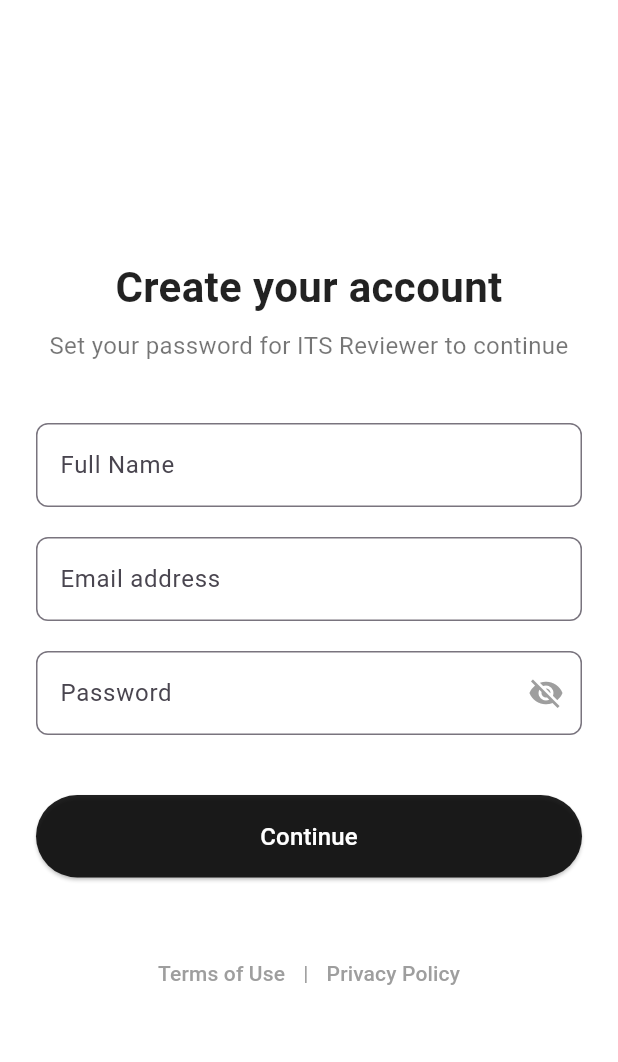
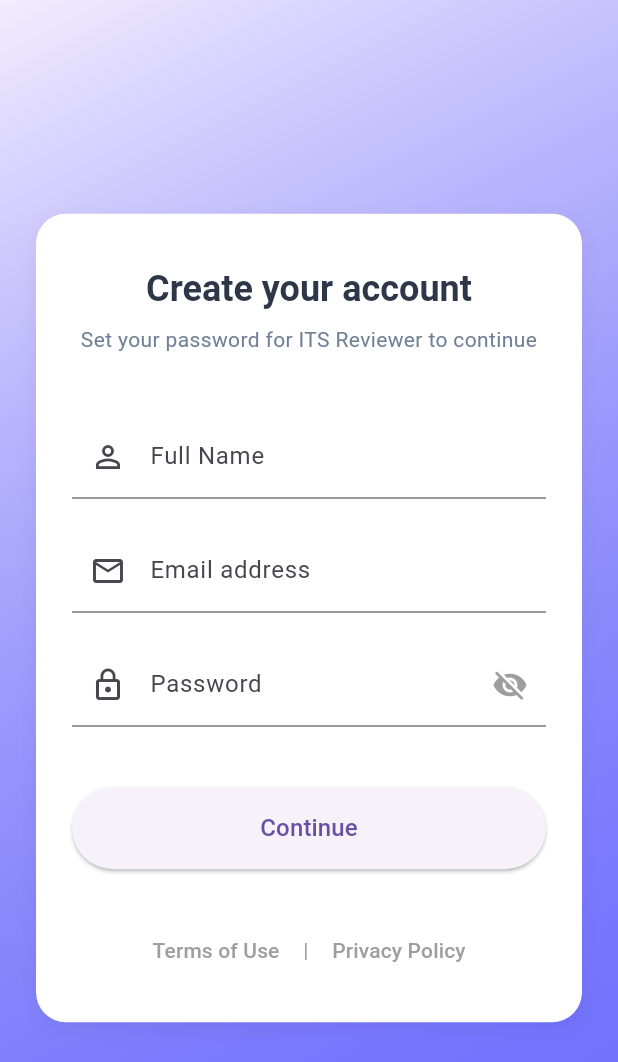
Before and after one commit to Dev-Aziii/QuizApp, a Flutter app: the screen it shows after launch, after a tap on "Sign In", after a tap on "Don't have an account? Register", on a phone screen of 412 x 824 dp. Shown: the top 1062 px of the screen. Run offline on Flutter 3.47's test engine with Material 3 defaults, Android fonts, the phone set to English and light mode, and no system bars; our stand-ins replace cloud_firestore, firebase_auth, firebase_core, flutter_animate, google_fonts, google_sign_in and 1 more; accounts and stored records are empty.

Commit message:
feat(ui): redesign login and register screens with themed gradient and modern card layout

```diff
--- a/lib/auth/login.dart
+++ b/lib/auth/login.dart
@@ -2,6 +2,7 @@ import 'package:flutter/material.dart';
 import 'package:cloud_firestore/cloud_firestore.dart';
 import 'package:itsreviewer_app/auth/auth.dart';
 import 'package:itsreviewer_app/auth/register.dart';
+import 'package:itsreviewer_app/theme/theme.dart';
 
 class LoginPage extends StatefulWidget {
   const LoginPage({super.key});
@@ -21,16 +22,21 @@ class _LoginPageState extends State<LoginPage> {
 
   // --- Google Sign-In ---
   Future<void> _handleGoogleSignIn() async {
+    try {
       setState(() => _isLoading = true);
-
       final user = await _authService.signInWithGoogle();
-
       setState(() => _isLoading = false);
 
-    if (user != null) {
+      if (user == null) {
+        _showSnackBar("Google Sign-In cancelled.");
+        return;
+      }
+
       await _navigateBasedOnRole(user.uid);
-    } else {
-      _showSnackBar("Google Sign-In failed.");
+    } catch (e) {
+      setState(() => _isLoading = false);
+      _showSnackBar("An error occurred during Google Sign-In.");
+      debugPrint("Google Sign-In Error: $e");
     }
   }
 
@@ -39,12 +45,10 @@ class _LoginPageState extends State<LoginPage> {
     if (!_formKey.currentState!.validate()) return;
 
     setState(() => _isLoading = true);
-
     final user = await _authService.signInWithEmail(
       _emailController.text.trim(),
       _passwordController.text.trim(),
     );
-
     setState(() => _isLoading = false);
 
     if (user != null) {
@@ -67,7 +71,6 @@ class _LoginPageState extends State<LoginPage> {
     }
 
     final role = doc['role'];
-
     if (role == 'admin') {
       Navigator.pushReplacementNamed(context, '/adminDashboard');
     } else {
@@ -77,45 +80,78 @@ class _LoginPageState extends State<LoginPage> {
 
   // --- SnackBar helper ---
   void _showSnackBar(String message) {
-    ScaffoldMessenger.of(
-      context,
-    ).showSnackBar(SnackBar(content: Text(message)));
+    ScaffoldMessenger.of(context).showSnackBar(
+      SnackBar(
+        content: Text(message),
+        behavior: SnackBarBehavior.floating,
+        backgroundColor: AppTheme.primaryColor,
+      ),
+    );
   }
 
   @override
   Widget build(BuildContext context) {
     return Scaffold(
-      backgroundColor: Colors.white,
-      body: SafeArea(
+      body: Container(
+        width: double.infinity,
+        decoration: const BoxDecoration(
+          gradient: LinearGradient(
+            colors: [Color.fromARGB(11, 0, 4, 244), AppTheme.primaryColor],
+            begin: Alignment.topCenter,
+            end: Alignment.bottomCenter,
+          ),
+        ),
+        child: SafeArea(
+          child: Center(
             child: SingleChildScrollView(
-          padding: const EdgeInsets.symmetric(horizontal: 24, vertical: 48),
+              padding: const EdgeInsets.all(24),
               child: Column(
+                mainAxisAlignment: MainAxisAlignment.center,
                 children: [
-              Image.asset("assets/applogo.png", height: 120),
+                  Hero(
+                    tag: 'appLogo',
+                    child: Image.asset("assets/applogo.png", height: 100),
+                  ),
                   const SizedBox(height: 24),
-              const Text(
-                "Welcome to ITS Reviewer",
-                style: TextStyle(fontSize: 24, fontWeight: FontWeight.bold),
+
+                  Text(
+                    "Welcome Back!",
+                    style: Theme.of(context).textTheme.headlineSmall?.copyWith(
+                      fontWeight: FontWeight.bold,
+                      color: Colors.white,
+                    ),
                   ),
                   const SizedBox(height: 8),
-              const Text(
-                "Sign in to continue",
-                style: TextStyle(fontSize: 16, color: Colors.black54),
+                  Text(
+                    "Sign in to continue to ITS Reviewer",
+                    style: Theme.of(
+                      context,
+                    ).textTheme.bodyMedium?.copyWith(color: Colors.white),
                   ),
                   const SizedBox(height: 32),
 
-              // --- Email/Password Form ---
-              Form(
+                  Container(
+                    padding: const EdgeInsets.all(24),
+                    decoration: BoxDecoration(
+                      color: AppTheme.cardColor,
+                      borderRadius: BorderRadius.circular(20),
+                      boxShadow: [
+                        BoxShadow(
+                          color: Colors.black12.withOpacity(0.1),
+                          blurRadius: 10,
+                          offset: const Offset(0, 5),
+                        ),
+                      ],
+                    ),
+                    child: Form(
                       key: _formKey,
                       child: Column(
                         children: [
                           TextFormField(
                             controller: _emailController,
-                      decoration: InputDecoration(
+                            decoration: const InputDecoration(
                               labelText: "Email",
-                        border: OutlineInputBorder(
-                          borderRadius: BorderRadius.circular(8),
-                        ),
+                              prefixIcon: Icon(Icons.email_outlined),
                             ),
                             validator: (value) =>
                                 value!.isEmpty ? "Please enter email" : null,
@@ -124,38 +160,51 @@ class _LoginPageState extends State<LoginPage> {
                           const SizedBox(height: 16),
                           TextFormField(
                             controller: _passwordController,
-                      decoration: InputDecoration(
+                            obscureText: true,
+                            decoration: const InputDecoration(
                               labelText: "Password",
-                        border: OutlineInputBorder(
-                          borderRadius: BorderRadius.circular(8),
+                              prefixIcon: Icon(Icons.lock_outline),
                             ),
-                      ),
-                      obscureText: true,
                             validator: (value) =>
                                 value!.isEmpty ? "Please enter password" : null,
                           ),
-                    const SizedBox(height: 16),
+                          const SizedBox(height: 24),
+
+                          // --- Sign In Button ---
                           SizedBox(
                             width: double.infinity,
                             child: ElevatedButton(
                               onPressed: _isLoading ? null : _handleEmailSignIn,
                               style: ElevatedButton.styleFrom(
-                          padding: const EdgeInsets.symmetric(vertical: 14),
+                                backgroundColor: AppTheme.primaryColor,
+                                padding: const EdgeInsets.symmetric(
+                                  vertical: 14,
+                                ),
                                 shape: RoundedRectangleBorder(
-                            borderRadius: BorderRadius.circular(30),
+                                  borderRadius: BorderRadius.circular(12),
                                 ),
                               ),
                               child: _isLoading
-                            ? const CircularProgressIndicator(
+                                  ? const SizedBox(
+                                      width: 24,
+                                      height: 24,
+                                      child: CircularProgressIndicator(
                                         color: Colors.white,
+                                        strokeWidth: 2.5,
+                                      ),
                                     )
                                   : const Text(
                                       "Sign In",
-                                style: TextStyle(fontSize: 16),
+                                      style: TextStyle(
+                                        fontSize: 16,
+                                        color: Colors.white,
                                       ),
                                     ),
                             ),
-                    const SizedBox(height: 8),
+                          ),
+                          const SizedBox(height: 12),
+
+                          // --- Register Link ---
                           TextButton(
                             onPressed: () {
                               Navigator.push(
@@ -165,44 +214,67 @@ class _LoginPageState extends State<LoginPage> {
                                 ),
                               );
                             },
-                      child: const Text("Don't have an account? Register"),
+                            child: const Text(
+                              "Don't have an account? Register",
+                              style: TextStyle(
+                                color: AppTheme.textPrimaryColor,
+                                fontWeight: FontWeight.w500,
+                              ),
+                            ),
                           ),
                         ],
                       ),
                     ),
+                  ),
 
                   const SizedBox(height: 32),
+
                   Row(
                     children: const [
-                  Expanded(child: Divider(thickness: 1, color: Colors.grey)),
+                      Expanded(
+                        child: Divider(thickness: 1, color: Colors.white54),
+                      ),
                       Padding(
                         padding: EdgeInsets.symmetric(horizontal: 8),
-                    child: Text("Or"),
+                        child: Text(
+                          "Or",
+                          style: TextStyle(color: Colors.white),
                         ),
-                  Expanded(child: Divider(thickness: 1, color: Colors.grey)),
+                      ),
+                      Expanded(
+                        child: Divider(thickness: 1, color: Colors.white54),
+                      ),
                     ],
                   ),
-              const SizedBox(height: 16),
+                  const SizedBox(height: 20),
 
-              // --- Google Sign-In Button ---
+                  // --- Google Sign-In ---
                   SizedBox(
                     width: double.infinity,
                     child: ElevatedButton.icon(
                       onPressed: _isLoading ? null : _handleGoogleSignIn,
                       icon: Image.asset("assets/google.png", height: 24),
                       label: _isLoading
-                      ? const CircularProgressIndicator(color: Colors.white)
+                          ? const SizedBox(
+                              width: 20,
+                              height: 20,
+                              child: CircularProgressIndicator(
+                                color: Colors.black,
+                                strokeWidth: 2,
+                              ),
+                            )
                           : const Text(
                               "Sign in with Google",
-                          style: TextStyle(fontSize: 16),
+                              style: TextStyle(
+                                fontSize: 16,
+                                color: Colors.black87,
+                              ),
                             ),
                       style: ElevatedButton.styleFrom(
                         backgroundColor: Colors.white,
-                    foregroundColor: Colors.black87,
-                    elevation: 2,
                         padding: const EdgeInsets.symmetric(vertical: 14),
                         shape: RoundedRectangleBorder(
-                      borderRadius: BorderRadius.circular(30),
+                          borderRadius: BorderRadius.circular(12),
                           side: const BorderSide(color: Colors.black12),
                         ),
                       ),
@@ -212,6 +284,8 @@ class _LoginPageState extends State<LoginPage> {
               ),
             ),
           ),
+        ),
+      ),
     );
   }
 }
--- a/lib/auth/register.dart
+++ b/lib/auth/register.dart
@@ -1,5 +1,6 @@
 import 'package:flutter/material.dart';
 import 'package:itsreviewer_app/auth/auth.dart';
+import 'package:itsreviewer_app/theme/theme.dart';
 
 class RegisterPage extends StatefulWidget {
   const RegisterPage({super.key});
@@ -52,45 +53,64 @@ class _RegisterPageState extends State<RegisterPage> {
   @override
   Widget build(BuildContext context) {
     return Scaffold(
-      backgroundColor: Colors.white,
-      body: SafeArea(
+      body: Container(
+        decoration: const BoxDecoration(
+          gradient: LinearGradient(
+            colors: [Color.fromARGB(11, 0, 4, 244), AppTheme.primaryColor],
+            begin: Alignment.topLeft,
+            end: Alignment.bottomRight,
+          ),
+        ),
+        child: SafeArea(
           child: Center(
             child: SingleChildScrollView(
               padding: const EdgeInsets.symmetric(horizontal: 24, vertical: 40),
+              child: Container(
+                padding: const EdgeInsets.all(24),
+                decoration: BoxDecoration(
+                  color: AppTheme.cardColor,
+                  borderRadius: BorderRadius.circular(20),
+                  boxShadow: [
+                    BoxShadow(
+                      color: Colors.black.withOpacity(0.05),
+                      blurRadius: 10,
+                      offset: const Offset(0, 4),
+                    ),
+                  ],
+                ),
                 child: Form(
                   key: _formKey,
                   child: Column(
-                mainAxisAlignment:
-                    MainAxisAlignment.center, // ✅ vertical center
+                    mainAxisSize: MainAxisSize.min,
                     crossAxisAlignment: CrossAxisAlignment.stretch,
                     children: [
-                  const SizedBox(height: 20),
-                  const Text(
+                      const SizedBox(height: 10),
+                      Text(
                         "Create your account",
-                    style: TextStyle(
-                      fontSize: 28,
+                        style: Theme.of(context).textTheme.headlineSmall
+                            ?.copyWith(
                               fontWeight: FontWeight.bold,
-                      color: Colors.black87,
+                              color: AppTheme.textPrimaryColor,
                             ),
                         textAlign: TextAlign.center,
                       ),
                       const SizedBox(height: 8),
-                  const Text(
+                      Text(
                         "Set your password for ITS Reviewer to continue",
-                    style: TextStyle(fontSize: 16, color: Colors.black54),
+                        style: Theme.of(context).textTheme.bodyMedium?.copyWith(
+                          color: AppTheme.textSecondayColor,
+                        ),
                         textAlign: TextAlign.center,
                       ),
                       const SizedBox(height: 40),
 
-                  // Name Field
+                      // Name
                       TextFormField(
                         controller: _nameController,
                         keyboardType: TextInputType.name,
-                    decoration: InputDecoration(
+                        decoration: const InputDecoration(
                           labelText: 'Full Name',
-                      border: OutlineInputBorder(
-                        borderRadius: BorderRadius.circular(8),
-                      ),
+                          prefixIcon: Icon(Icons.person_outline),
                         ),
                         validator: (value) => value == null || value.isEmpty
                             ? "Enter your name"
@@ -98,15 +118,13 @@ class _RegisterPageState extends State<RegisterPage> {
                       ),
                       const SizedBox(height: 20),
 
-                  // Email Field
+                      // Email
                       TextFormField(
                         controller: _emailController,
                         keyboardType: TextInputType.emailAddress,
-                    decoration: InputDecoration(
+                        decoration: const InputDecoration(
                           labelText: 'Email address',
-                      border: OutlineInputBorder(
-                        borderRadius: BorderRadius.circular(8),
-                      ),
+                          prefixIcon: Icon(Icons.email_outlined),
                         ),
                         validator: (value) {
                           if (value == null || value.isEmpty) {
@@ -123,15 +141,13 @@ class _RegisterPageState extends State<RegisterPage> {
                       ),
                       const SizedBox(height: 20),
 
-                  // Password Field
+                      // Password
                       TextFormField(
                         controller: _passwordController,
                         obscureText: _obscurePassword,
                         decoration: InputDecoration(
                           labelText: 'Password',
-                      border: OutlineInputBorder(
-                        borderRadius: BorderRadius.circular(8),
-                      ),
+                          prefixIcon: const Icon(Icons.lock_outline),
                           suffixIcon: IconButton(
                             icon: Icon(
                               _obscurePassword
@@ -154,29 +170,30 @@ class _RegisterPageState extends State<RegisterPage> {
                       ),
                       const SizedBox(height: 40),
 
-                  // Continue Button
+                      // Button
                       SizedBox(
                         height: 55,
                         child: ElevatedButton(
                           onPressed: _isLoading ? null : _handleRegister,
-                      style: ElevatedButton.styleFrom(
-                        backgroundColor: Colors.black87,
-                        shape: RoundedRectangleBorder(
+                          style: Theme.of(context).elevatedButtonTheme.style
+                              ?.copyWith(
+                                shape: WidgetStatePropertyAll(
+                                  RoundedRectangleBorder(
                                     borderRadius: BorderRadius.circular(30),
                                   ),
                                 ),
+                              ),
                           child: _isLoading
-                          ? const CircularProgressIndicator(color: Colors.white)
+                              ? const CircularProgressIndicator(
+                                  color: Colors.white,
+                                )
                               : const Text(
                                   "Continue",
-                              style: TextStyle(
-                                fontSize: 16,
-                                color: Colors.white,
+                                  style: TextStyle(fontSize: 16),
                                 ),
                         ),
                       ),
-                  ),
-                  const SizedBox(height: 40),
+                      const SizedBox(height: 30),
 
                       // Footer
                       Row(
@@ -189,7 +206,10 @@ class _RegisterPageState extends State<RegisterPage> {
                               style: TextStyle(color: Colors.grey),
                             ),
                           ),
-                      const Text("|", style: TextStyle(color: Colors.grey)),
+                          const Text(
+                            " | ",
+                            style: TextStyle(color: Colors.grey),
+                          ),
                           TextButton(
                             onPressed: () {},
                             child: const Text(
@@ -205,6 +225,8 @@ class _RegisterPageState extends State<RegisterPage> {
               ),
             ),
           ),
+        ),
+      ),
     );
   }
 }
```
Lines whose indentation alone changed are shown as unchanged.
